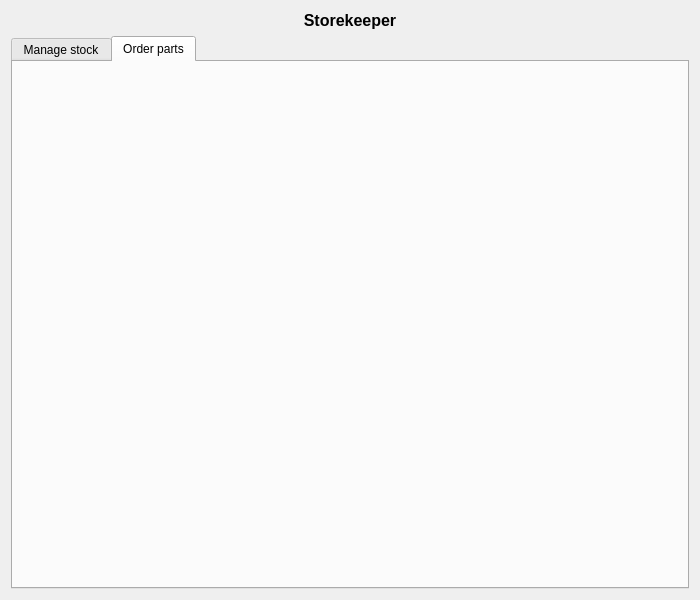
This is reparationGarage/dialogmagasinier.ui in EquipeNord/reparationVroumVroum as Qt 5 draws it before an edit. The edited form follows.
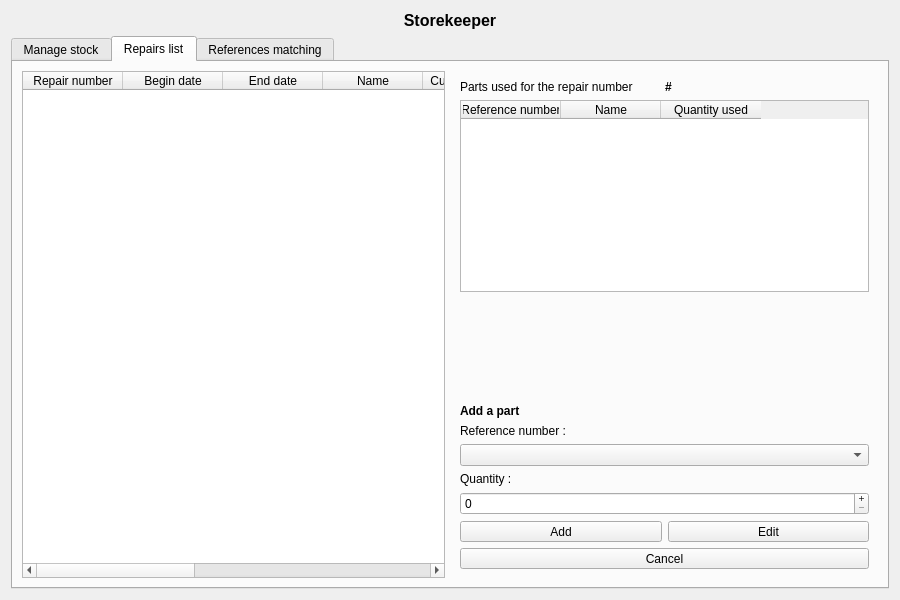
This is the edited form. The open tabs and pages were chosen to show the change. Icons and pictures are not drawn.

Patch:
```diff
--- a/reparationGarage/dialogmagasinier.ui
+++ b/reparationGarage/dialogmagasinier.ui
@@ -6,13 +6,13 @@
    <rect>
     <x>0</x>
     <y>0</y>
-    <width>700</width>
+    <width>900</width>
     <height>600</height>
    </rect>
   </property>
   <property name="minimumSize">
    <size>
-    <width>700</width>
+    <width>900</width>
     <height>600</height>
    </size>
   </property>
@@ -314,7 +314,266 @@
      </widget>
      <widget class="QWidget" name="tabOrderParts">
       <attribute name="title">
-       <string>Order parts</string>
+       <string>Repairs list</string>
+      </attribute>
+      <layout class="QHBoxLayout" name="horizontalLayout_3">
+       <item>
+        <widget class="QTableWidget" name="tableWidgetRepairsList">
+         <property name="tabKeyNavigation">
+          <bool>false</bool>
+         </property>
+         <property name="selectionMode">
+          <enum>QAbstractItemView::SingleSelection</enum>
+         </property>
+         <property name="selectionBehavior">
+          <enum>QAbstractItemView::SelectRows</enum>
+         </property>
+         <attribute name="verticalHeaderVisible">
+          <bool>false</bool>
+         </attribute>
+         <column>
+          <property name="text">
+           <string>Repair number</string>
+          </property>
+         </column>
+         <column>
+          <property name="text">
+           <string>Begin date</string>
+          </property>
+         </column>
+         <column>
+          <property name="text">
+           <string>End date</string>
+          </property>
+         </column>
+         <column>
+          <property name="text">
+           <string>Name</string>
+          </property>
+         </column>
+         <column>
+          <property name="text">
+           <string>Customer name</string>
+          </property>
+         </column>
+         <column>
+          <property name="text">
+           <string>Repairer</string>
+          </property>
+         </column>
+         <column>
+          <property name="text">
+           <string>Vehicle brand</string>
+          </property>
+         </column>
+         <column>
+          <property name="text">
+           <string>Vehicle model</string>
+          </property>
+         </column>
+         <column>
+          <property name="text">
+           <string>Vehicle number plate</string>
+          </property>
+         </column>
+         <column>
+          <property name="text">
+           <string>Duration (hours)</string>
+          </property>
+         </column>
+        </widget>
+       </item>
+       <item>
+        <widget class="QWidget" name="widgetPartsUsed" native="true">
+         <property name="minimumSize">
+          <size>
+           <width>427</width>
+           <height>0</height>
+          </size>
+         </property>
+         <property name="maximumSize">
+          <size>
+           <width>300</width>
+           <height>16777215</height>
+          </size>
+         </property>
+         <layout class="QVBoxLayout" name="verticalLayout_3">
+          <item>
+           <layout class="QHBoxLayout" name="horizontalLayout_5">
+            <property name="spacing">
+             <number>0</number>
+            </property>
+            <item>
+             <widget class="QLabel" name="label_3">
+              <property name="font">
+               <font>
+                <weight>50</weight>
+                <bold>false</bold>
+               </font>
+              </property>
+              <property name="text">
+               <string>Parts used for the repair number </string>
+              </property>
+             </widget>
+            </item>
+            <item>
+             <widget class="QLabel" name="labelRepairNumber">
+              <property name="font">
+               <font>
+                <weight>75</weight>
+                <bold>true</bold>
+               </font>
+              </property>
+              <property name="text">
+               <string>#</string>
+              </property>
+             </widget>
+            </item>
+           </layout>
+          </item>
+          <item>
+           <widget class="QTableWidget" name="tableWidgetPartsUsed">
+            <property name="selectionMode">
+             <enum>QAbstractItemView::SingleSelection</enum>
+            </property>
+            <property name="selectionBehavior">
+             <enum>QAbstractItemView::SelectRows</enum>
+            </property>
+            <attribute name="verticalHeaderVisible">
+             <bool>false</bool>
+            </attribute>
+            <column>
+             <property name="text">
+              <string>Reference number</string>
+             </property>
+            </column>
+            <column>
+             <property name="text">
+              <string>Name</string>
+             </property>
+            </column>
+            <column>
+             <property name="text">
+              <string>Quantity used</string>
+             </property>
+            </column>
+           </widget>
+          </item>
+          <item>
+           <spacer name="verticalSpacer_2">
+            <property name="orientation">
+             <enum>Qt::Vertical</enum>
+            </property>
+            <property name="sizeHint" stdset="0">
+             <size>
+              <width>20</width>
+              <height>40</height>
+             </size>
+            </property>
+           </spacer>
+          </item>
+          <item>
+           <widget class="QLabel" name="labelRepairAddPArt">
+            <property name="font">
+             <font>
+              <weight>75</weight>
+              <bold>true</bold>
+             </font>
+            </property>
+            <property name="text">
+             <string>Add a part</string>
+            </property>
+           </widget>
+          </item>
+          <item>
+           <widget class="QLabel" name="label">
+            <property name="text">
+             <string>Reference number :</string>
+            </property>
+           </widget>
+          </item>
+          <item>
+           <widget class="QComboBox" name="comboBoxParts"/>
+          </item>
+          <item>
+           <widget class="QLabel" name="label_2">
+            <property name="text">
+             <string>Quantity :</string>
+            </property>
+           </widget>
+          </item>
+          <item>
+           <widget class="QSpinBox" name="spinBoxPartsQuantity">
+            <property name="buttonSymbols">
+             <enum>QAbstractSpinBox::PlusMinus</enum>
+            </property>
+           </widget>
+          </item>
+          <item>
+           <widget class="QWidget" name="widget_2" native="true">
+            <layout class="QHBoxLayout" name="horizontalLayout_4">
+             <property name="leftMargin">
+              <number>0</number>
+             </property>
+             <property name="topMargin">
+              <number>0</number>
+             </property>
+             <property name="rightMargin">
+              <number>0</number>
+             </property>
+             <property name="bottomMargin">
+              <number>0</number>
+             </property>
+             <item>
+              <widget class="QToolButton" name="toolButtonAddToRepair">
+               <property name="sizePolicy">
+                <sizepolicy hsizetype="Expanding" vsizetype="Fixed">
+                 <horstretch>0</horstretch>
+                 <verstretch>0</verstretch>
+                </sizepolicy>
+               </property>
+               <property name="text">
+                <string>Add</string>
+               </property>
+              </widget>
+             </item>
+             <item>
+              <widget class="QToolButton" name="toolButtonEditToRepair">
+               <property name="sizePolicy">
+                <sizepolicy hsizetype="Expanding" vsizetype="Fixed">
+                 <horstretch>0</horstretch>
+                 <verstretch>0</verstretch>
+                </sizepolicy>
+               </property>
+               <property name="text">
+                <string>Edit</string>
+               </property>
+              </widget>
+             </item>
+            </layout>
+           </widget>
+          </item>
+          <item>
+           <widget class="QToolButton" name="toolButtonCancelToRepair">
+            <property name="sizePolicy">
+             <sizepolicy hsizetype="Expanding" vsizetype="Fixed">
+              <horstretch>0</horstretch>
+              <verstretch>0</verstretch>
+             </sizepolicy>
+            </property>
+            <property name="text">
+             <string>Cancel</string>
+            </property>
+           </widget>
+          </item>
+         </layout>
+        </widget>
+       </item>
+      </layout>
+     </widget>
+     <widget class="QWidget" name="tabRefMatching">
+      <attribute name="title">
+       <string>References matching</string>
       </attribute>
      </widget>
     </widget>
```
Left out of the diff: 39 changed lines with no effect on the pictures.
